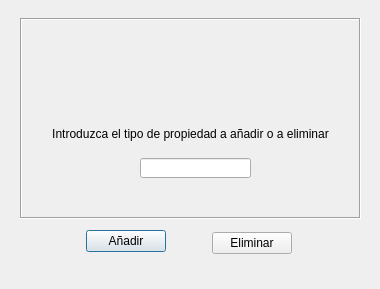
Qt form templates/dlgGestionProp.ui (BuaTeijeiro/ProyectoDI) before a commit.
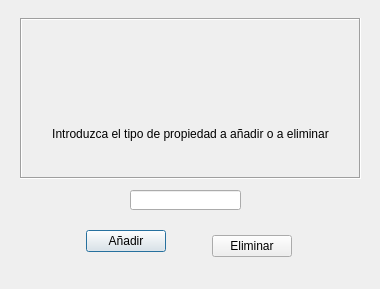
The same form after that commit. Icons and pictures are not drawn.

The edit to the form file:
```diff
--- a/templates/dlgGestionProp.ui
+++ b/templates/dlgGestionProp.ui
@@ -44,7 +44,7 @@
      <x>20</x>
      <y>18</y>
      <width>341</width>
-     <height>201</height>
+     <height>161</height>
     </rect>
    </property>
    <property name="frameShape">
@@ -81,16 +81,6 @@
      <set>Qt::AlignCenter</set>
     </property>
    </widget>
-   <widget class="QLineEdit" name="txtGestipoprop">
-    <property name="geometry">
-     <rect>
-      <x>120</x>
-      <y>140</y>
-      <width>111</width>
-      <height>20</height>
-     </rect>
-    </property>
-   </widget>
    <widget class="QLabel" name="label_2">
     <property name="geometry">
      <rect>
@@ -126,7 +116,7 @@
      <x>40</x>
      <y>230</y>
      <width>298</width>
-     <height>27</height>
+     <height>32</height>
     </rect>
    </property>
    <layout class="QHBoxLayout" name="horizontalLayout_3">
@@ -192,6 +182,16 @@
     </item>
    </layout>
   </widget>
+  <widget class="QLineEdit" name="txtGestipoprop">
+   <property name="geometry">
+    <rect>
+     <x>130</x>
+     <y>190</y>
+     <width>111</width>
+     <height>20</height>
+    </rect>
+   </property>
+  </widget>
  </widget>
  <resources/>
  <connections/>
```
